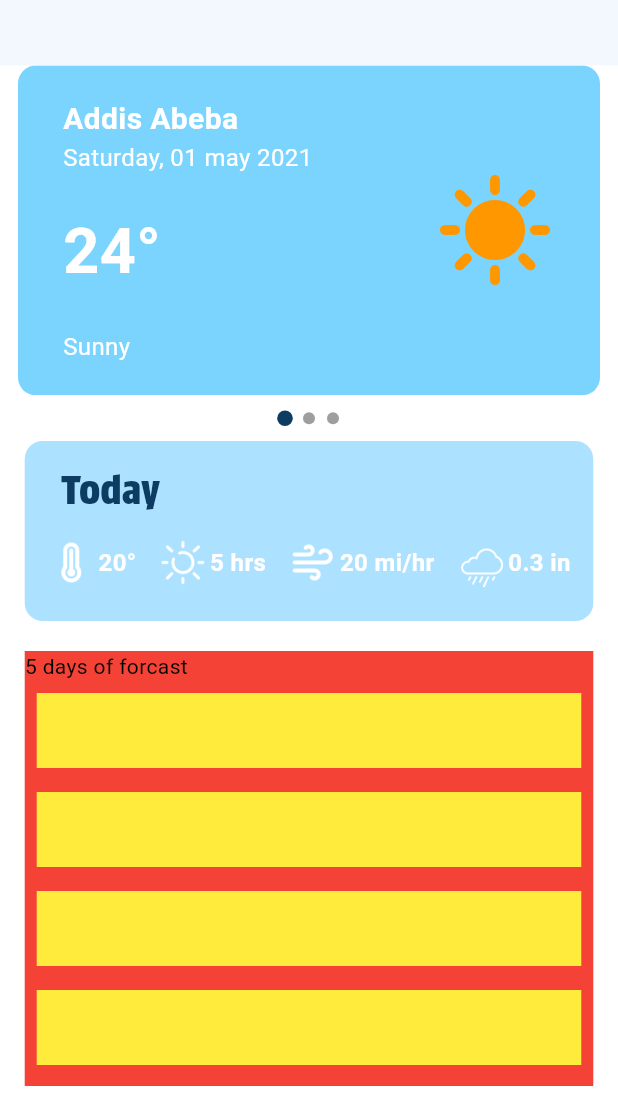
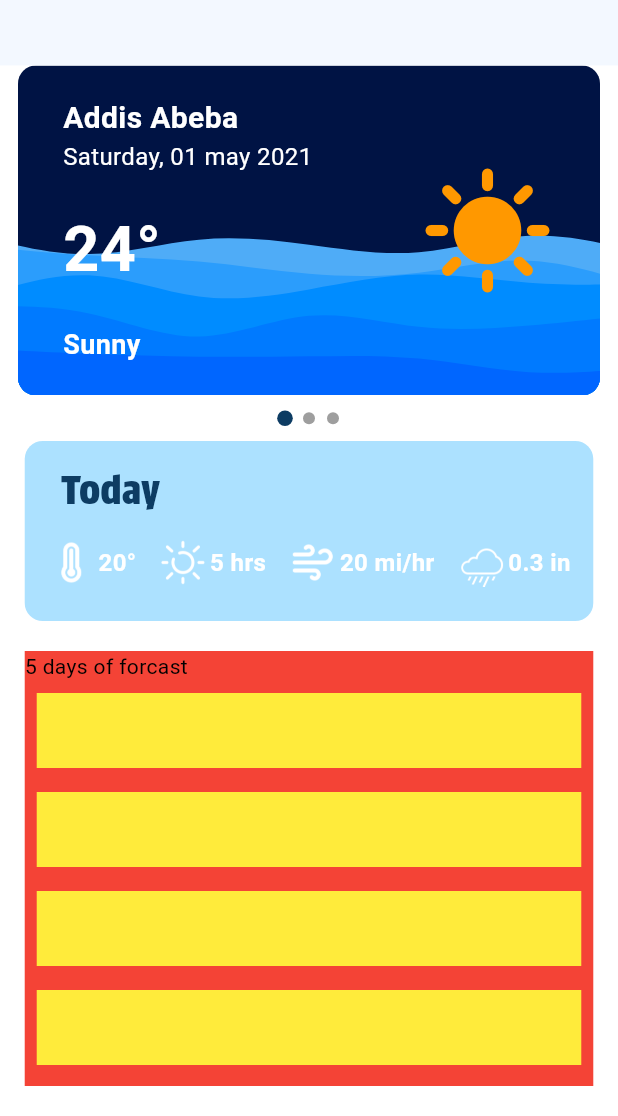
Before and after one commit to kaleabSolomon/WeatherIO, a Flutter app: the screen it shows after launch, on a phone screen of 412 x 824 dp, the part 120-1236 px from its top. Run offline on Flutter 3.47's test engine with Material 3 defaults, Android fonts, the phone set to English and light mode, and no system bars; drawn by our look-alikes of smooth_page_indicator; our stand-ins replace flutter_svg.

Commit message:
alternate between light and dark svgs when changing themes

```diff
--- a/lib/widgets/weather_card.dart
+++ b/lib/widgets/weather_card.dart
@@ -1,4 +1,8 @@
 import 'package:flutter/material.dart';
+import 'package:flutter_svg/flutter_svg.dart';
+import 'package:provider/provider.dart';
+import 'package:weather_io/theme/theme.dart';
+import 'package:weather_io/theme/theme_provider.dart';
 
 class WeatherCard extends StatelessWidget {
   const WeatherCard({super.key});
@@ -8,12 +12,20 @@ class WeatherCard extends StatelessWidget {
     return Container(
         height: 220,
         margin: const EdgeInsets.symmetric(horizontal: 12),
+        width: MediaQuery.of(context).size.width * 0.92,
+        child: Stack(children: <Widget>[
+          ClipRRect(
+            borderRadius: BorderRadius.circular(12),
+            child: SvgPicture.asset(
+              Provider.of<ThemeProvider>(context).themeData == lightMode
+                  ? "assets/svg/pattern-lightmode.svg"
+                  : "assets/svg/pattern-darkmode.svg",
+              alignment: Alignment.center,
+              fit: BoxFit.cover,
+            ),
+          ),
+          Padding(
             padding: const EdgeInsets.symmetric(horizontal: 30),
-      width: MediaQuery.of(context).size.width * 0.92,
-      decoration: BoxDecoration(
-        borderRadius: BorderRadius.circular(12),
-        color: Color.fromARGB(255, 122, 212, 254),
-      ),
             child: Row(
               mainAxisAlignment: MainAxisAlignment.spaceBetween,
               children: [
@@ -52,19 +64,20 @@ class WeatherCard extends StatelessWidget {
                     Text(
                       "Sunny",
                       style: TextStyle(
-                  fontSize: 16,
+                          fontSize: 18,
                           color: Theme.of(context).colorScheme.secondary,
-                ),
+                          fontWeight: FontWeight.bold),
                     )
                   ],
                 ),
                 const Icon(
                   Icons.sunny,
-            size: 80,
+                  size: 90,
                   color: Colors.orange,
                 )
               ],
             ),
-    );
+          ),
+        ]));
   }
 }
```
Lines whose indentation alone changed are shown as unchanged.
